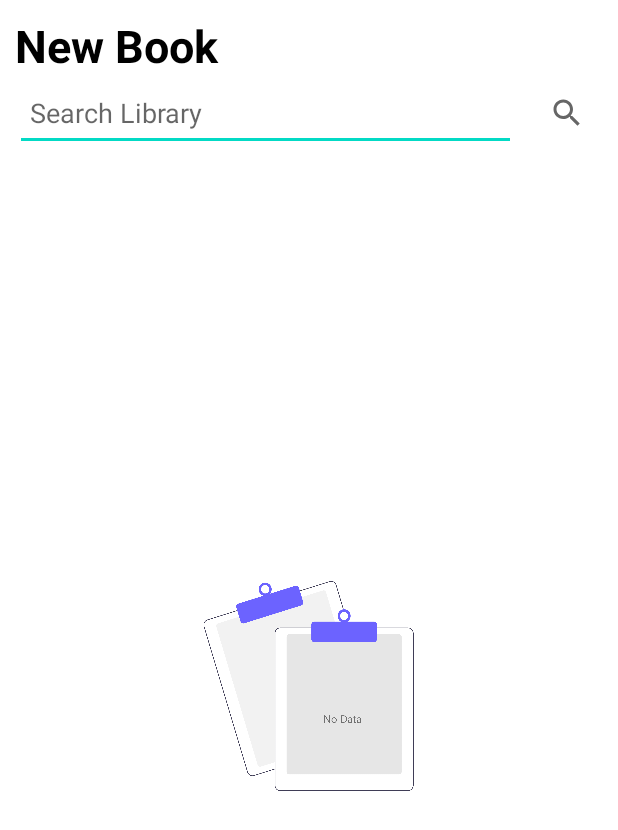
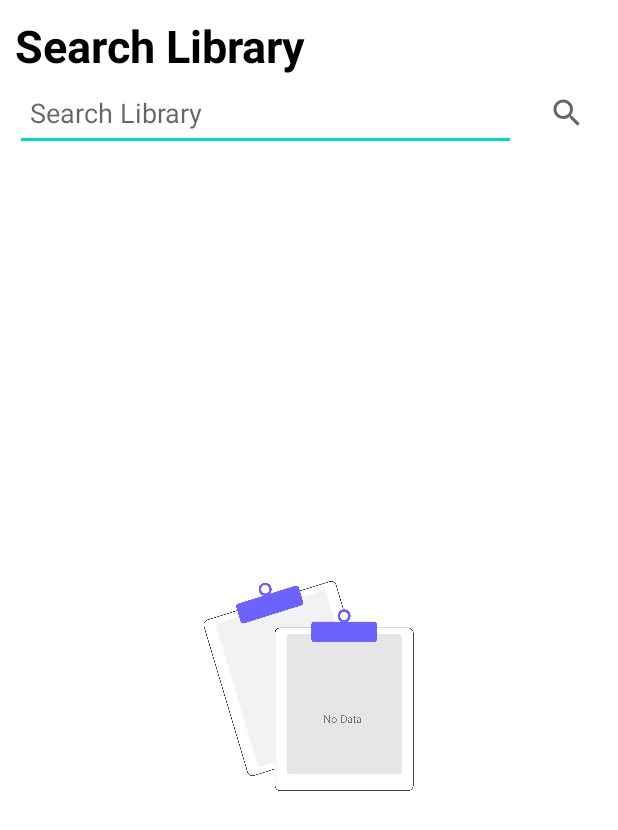
Before and after one commit to Nitish987/Libo-library-management-app, an Android app: the SearchLibraryActivity screen opened directly, with no data from a screen before it, on a phone screen of 412 x 824 dp. Shown: the top 830 px of the screen. Run offline under Robolectric (Android 15) with nearby library versions, the phone set to English and light mode, and no system bars; our stand-ins replace Firebase (no records; nobody signed in at launch, a user with empty details on screens opened directly); 1 statement that could not run was skipped.

Commit message:
UI changed

```diff
--- a/app/src/main/res/layout/activity_search_library.xml
+++ b/app/src/main/res/layout/activity_search_library.xml
@@ -11,7 +11,7 @@
     <TextView
         android:layout_width="match_parent"
         android:layout_height="wrap_content"
-        android:text="@string/new_book"
+        android:text="@string/search_library"
         android:textColor="@color/black"
         android:textSize="30sp"
         android:textStyle="bold" />
```
